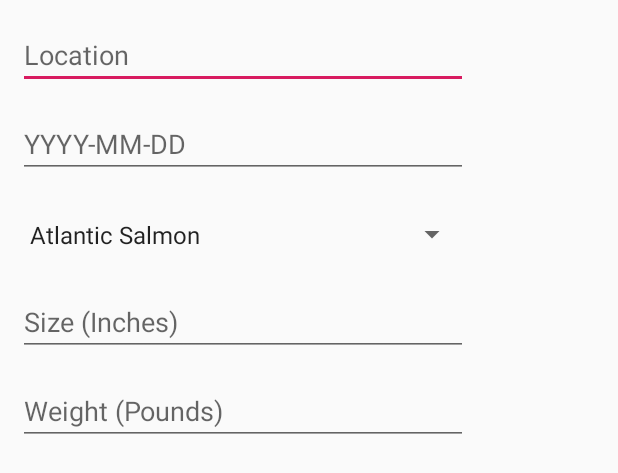
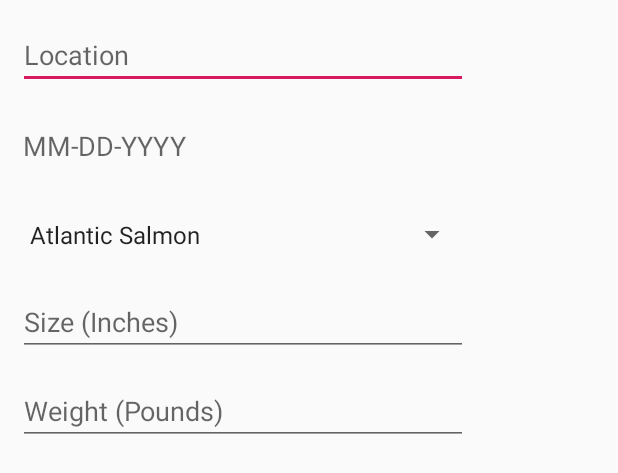
Before and after one commit to OntarioFish/OntarioFish, an Android app: the layout logbook_add_entry_dialog.xml on its own in the app's theme, with its tools: preview values and no code run, on a phone screen of 412 x 824 dp. Shown: the top 473 px of the screen. Run offline under Robolectric (Android 15) with nearby library versions, the phone set to English and light mode, and no system bars; Roboto replaces fonts that are not available here.

Commit message:
changed log entry date picking to a datepickerdialog

```diff
--- a/app/src/main/res/layout/logbook_add_entry_dialog.xml
+++ b/app/src/main/res/layout/logbook_add_entry_dialog.xml
@@ -17,18 +17,6 @@
         android:inputType="textPersonName"
         app:layout_constraintStart_toStartOf="parent"
         app:layout_constraintTop_toTopOf="parent" />
-
-    <EditText
-        android:id="@+id/editTextDate2"
-        android:layout_width="300dp"
-        android:layout_height="43dp"
-        android:layout_marginStart="12dp"
-        android:layout_marginTop="16dp"
-        android:ems="10"
-        android:hint="@string/date_text_box"
-        android:inputType="date"
-        app:layout_constraintStart_toStartOf="parent"
-        app:layout_constraintTop_toBottomOf="@+id/editTextLocation2" />
 
     <EditText
         android:id="@+id/editTextWeight2"
@@ -64,4 +52,16 @@
         app:layout_constraintStart_toStartOf="parent"
         app:layout_constraintTop_toBottomOf="@+id/editTextDate2" />
 
+    <TextView
+        android:id="@+id/editTextDate2"
+        android:layout_width="297dp"
+        android:layout_height="43dp"
+        android:layout_marginStart="15dp"
+        android:layout_marginTop="16dp"
+        android:gravity="center_vertical"
+        android:hint="@string/date_text_box"
+        android:textSize="18sp"
+        app:layout_constraintStart_toStartOf="parent"
+        app:layout_constraintTop_toBottomOf="@+id/editTextLocation2" />
+
 </androidx.constraintlayout.widget.ConstraintLayout>
--- a/app/src/main/res/values/strings.xml
+++ b/app/src/main/res/values/strings.xml
@@ -36,7 +36,7 @@
 
     <string name="save_entry">Save</string>
     <string name="location_text_box">Location</string>
-    <string name="date_text_box">YYYY-MM-DD</string>
+    <string name="date_text_box">MM-DD-YYYY</string>
     <string name="size_text_box">Size (Inches)</string>
     <string name="weight_text_box">Weight (Pounds)</string>
     <string name="fish_name_text_box">Fish Type</string>
```
Also changed, not shown: app/src/main/java/android/example/ontariofish/LogbookEntryDialog.java (+37 -6 lines).
